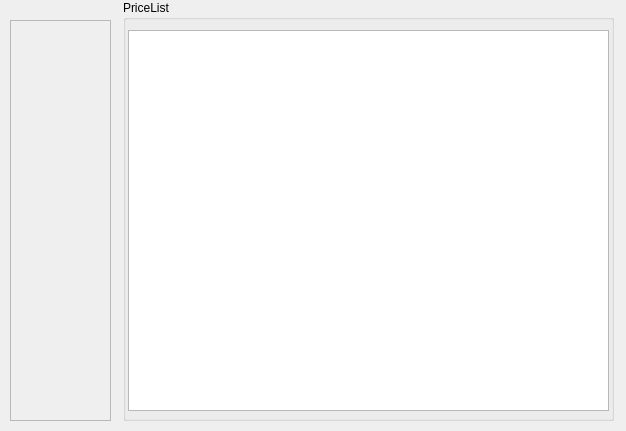
The window that pricelist.ui (0x000N3X4N/HomeApplianceService) describes before a commit, drawn with Qt 5.
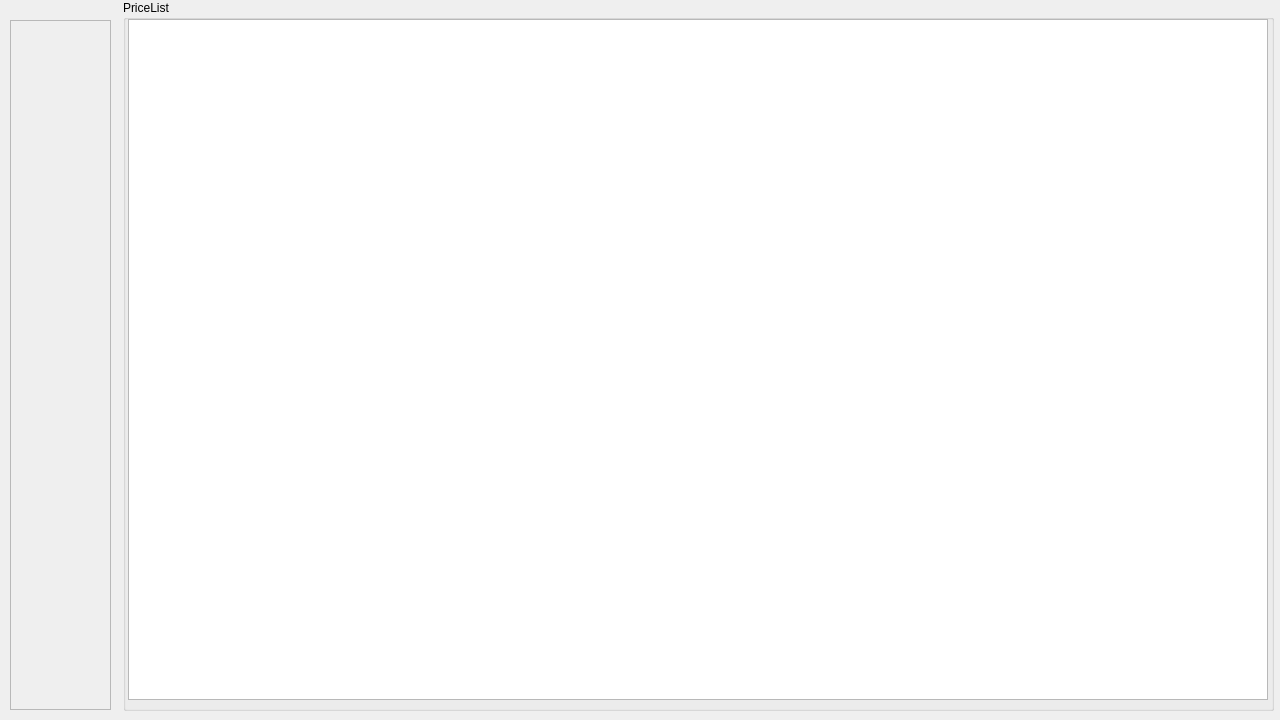
The same window after the commit. Icons and pictures are not drawn.

Commit message: added: DB SQL script, ODBC, reconfigure 'service_add' && 'pricelist'

```diff
--- a/pricelist.ui
+++ b/pricelist.ui
@@ -6,8 +6,8 @@
    <rect>
     <x>0</x>
     <y>0</y>
-    <width>626</width>
-    <height>431</height>
+    <width>1280</width>
+    <height>720</height>
    </rect>
   </property>
   <property name="minimumSize">
@@ -18,8 +18,8 @@
   </property>
   <property name="maximumSize">
    <size>
-    <width>626</width>
-    <height>431</height>
+    <width>1280</width>
+    <height>720</height>
    </size>
   </property>
   <property name="windowTitle">
@@ -30,8 +30,8 @@
     <rect>
      <x>123</x>
      <y>0</y>
-     <width>491</width>
-     <height>421</height>
+     <width>1151</width>
+     <height>711</height>
     </rect>
    </property>
    <property name="title">
@@ -41,9 +41,9 @@
     <property name="geometry">
      <rect>
       <x>5</x>
-      <y>30</y>
-      <width>481</width>
-      <height>381</height>
+      <y>19</y>
+      <width>1140</width>
+      <height>681</height>
      </rect>
     </property>
    </widget>
@@ -54,7 +54,7 @@
      <x>10</x>
      <y>20</y>
      <width>101</width>
-     <height>401</height>
+     <height>690</height>
     </rect>
    </property>
    <property name="frameShape">
```
The commit also changes 177 other files.
